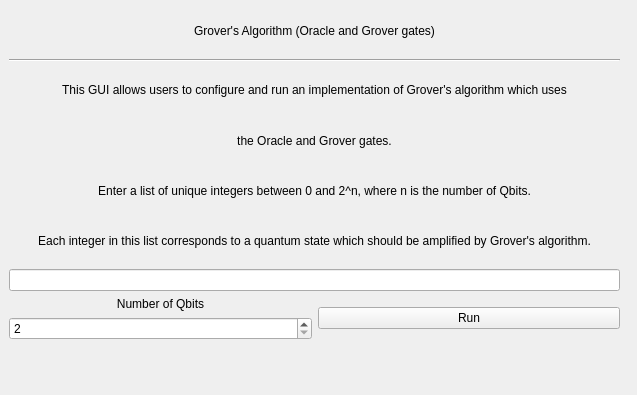
Before: the Qt Designer form resource/groverOG.ui in Quantum-Computing-GP-3/Simulated-Quantum-Computer, drawn with Qt 5.
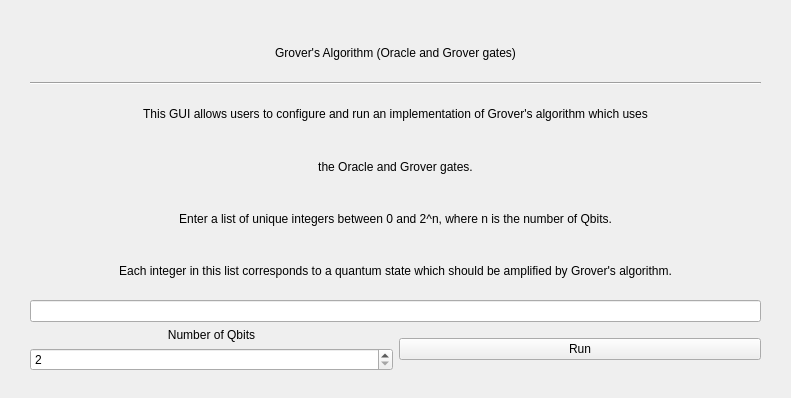
After: the same form once the commit is applied.

Patch:
```diff
--- a/resource/groverOG.ui
+++ b/resource/groverOG.ui
@@ -6,8 +6,8 @@
    <rect>
     <x>0</x>
     <y>0</y>
-    <width>637</width>
-    <height>395</height>
+    <width>791</width>
+    <height>398</height>
    </rect>
   </property>
   <property name="windowTitle">
@@ -16,10 +16,10 @@
   <widget class="QWidget" name="verticalLayoutWidget">
    <property name="geometry">
     <rect>
-     <x>9</x>
-     <y>9</y>
-     <width>611</width>
-     <height>331</height>
+     <x>30</x>
+     <y>30</y>
+     <width>731</width>
+     <height>341</height>
     </rect>
    </property>
    <layout class="QVBoxLayout" name="verticalLayout">
```
